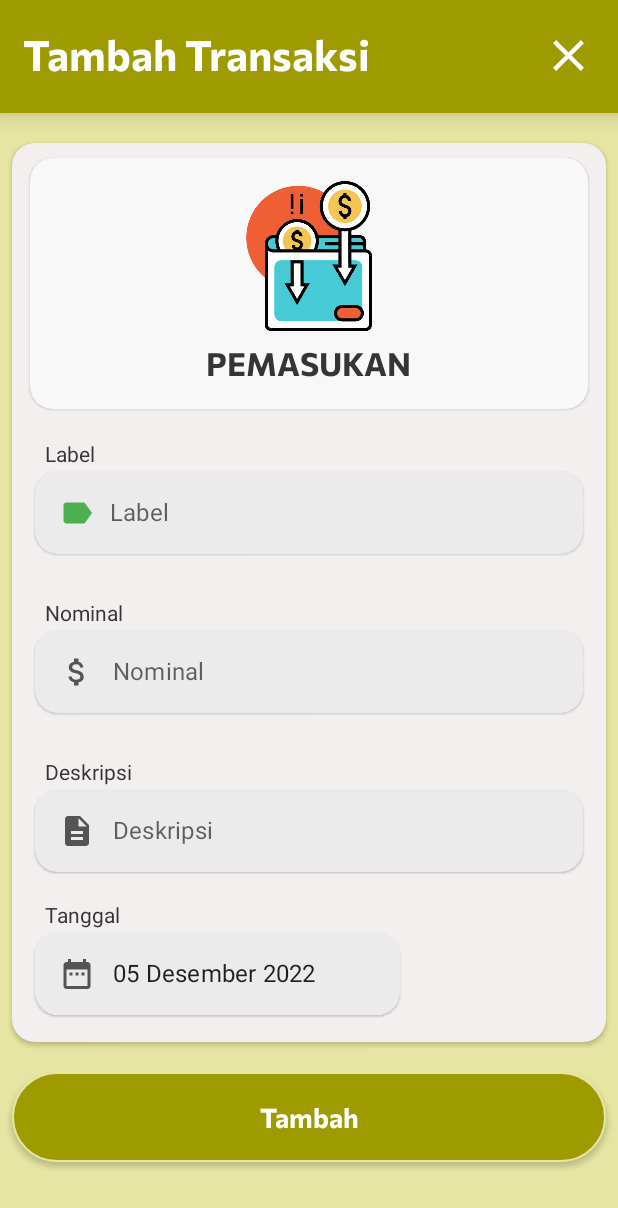
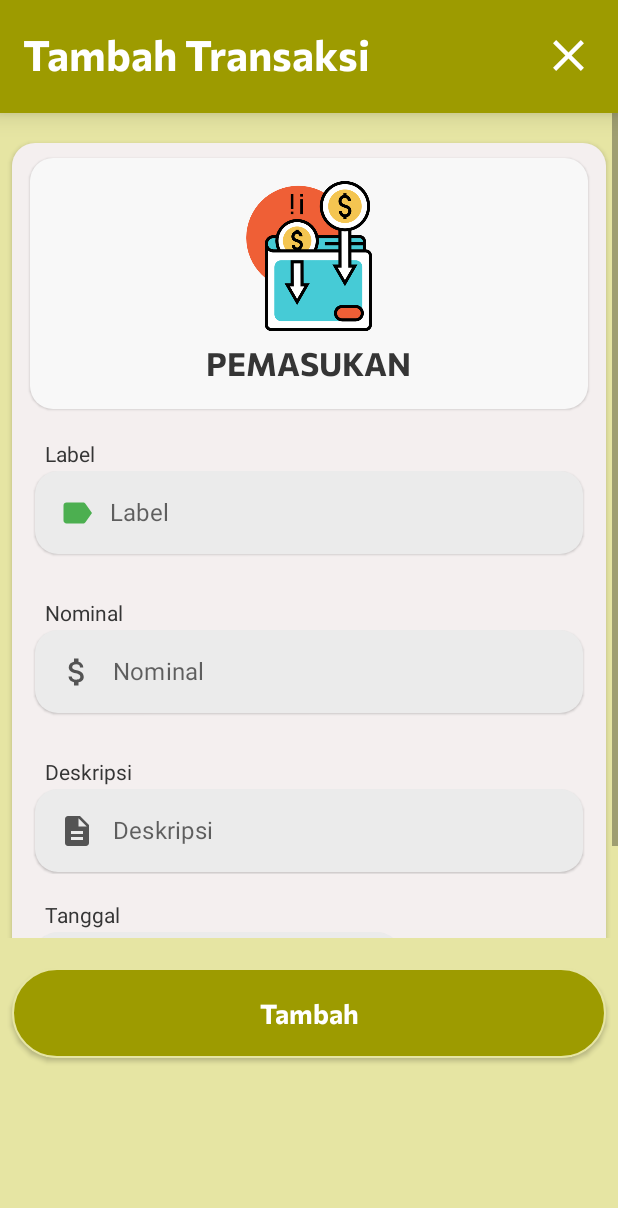
Before and after one commit to Genzo0/UangQu, an Android app: the fragment IncomeFragment shown on its own in the app's theme, on a phone screen of 412 x 824 dp. Shown: the top 1208 px of the screen. Run offline under Robolectric (Android 15) with nearby library versions, the phone set to English and light mode, and no system bars; our stand-ins replace Room's generated code; Roboto replaces fonts that are not available here.

Commit message:
add scroll view

```diff
--- a/app/src/main/res/layout/fragment_income.xml
+++ b/app/src/main/res/layout/fragment_income.xml
@@ -44,11 +44,21 @@
             android:backgroundTint="@color/white" />
     </LinearLayout>
 
+    <ScrollView
+        android:id="@+id/scrollView"
+        android:layout_width="match_parent"
+        android:layout_height="550dp"
+        android:layout_below="@id/close_desc_layout">
+
+        <LinearLayout
+            android:layout_width="match_parent"
+            android:layout_height="wrap_content"
+            android:orientation="vertical">
+
             <LinearLayout
                 android:id="@+id/linearLayout"
                 android:layout_width="match_parent"
                 android:layout_height="wrap_content"
-        android:layout_below="@id/close_desc_layout"
                 android:layout_marginHorizontal="8dp"
                 android:layout_marginTop="20dp"
 
@@ -89,17 +99,16 @@
                 <LinearLayout
                     android:layout_width="match_parent"
                     android:layout_height="wrap_content"
-            android:orientation="vertical"
+                    android:layout_marginHorizontal="12dp"
                     android:layout_marginTop="20dp"
-            android:layout_marginHorizontal="12dp">
+                    android:orientation="vertical">
 
                     <TextView
                         android:layout_width="wrap_content"
                         android:layout_height="wrap_content"
-                android:text="Label"
+                        android:layout_marginStart="10dp"
                         android:fontFamily="@font/ubuntu_medium"
-                android:layout_marginStart="10dp"
-                />
+                        android:text="Label" />
 
                     <com.google.android.material.textfield.TextInputLayout
                         android:id="@+id/labelLayout"
@@ -109,27 +118,27 @@
                         android:clipChildren="false"
                         android:elevation="1dp"
 
-                app:hintEnabled="false"
                         android:padding="2dp"
                         app:boxStrokeWidth="0dp"
+                        app:boxStrokeWidthFocused="0dp"
 
-                app:boxStrokeWidthFocused="0dp"
-                app:errorEnabled="true">
+                        app:errorEnabled="true"
+                        app:hintEnabled="false">
 
                         <com.google.android.material.textfield.TextInputEditText
                             android:id="@+id/labelInput"
 
-                    android:layout_margin="1dp"
                             android:layout_width="match_parent"
                             android:layout_height="55dp"
+                            android:layout_margin="1dp"
                             android:background="@drawable/background_detail"
                             android:drawableStart="@drawable/label_selector"
                             android:drawablePadding="10dp"
+                            android:elevation="1dp"
                             android:fontFamily="@font/ubuntu"
                             android:hint="Label"
                             android:inputType="text"
-                    android:maxLines="1"
-                    android:elevation="1dp"/>
+                            android:maxLines="1" />
                     </com.google.android.material.textfield.TextInputLayout>
                 </LinearLayout>
 
@@ -137,16 +146,16 @@
                 <LinearLayout
                     android:layout_width="match_parent"
                     android:layout_height="wrap_content"
-            android:orientation="vertical"
                     android:layout_marginHorizontal="12dp"
-            android:layout_marginTop="5dp">
+                    android:layout_marginTop="5dp"
+                    android:orientation="vertical">
 
                     <TextView
                         android:layout_width="wrap_content"
                         android:layout_height="wrap_content"
-                android:text="Nominal"
+                        android:layout_marginStart="10dp"
                         android:fontFamily="@font/ubuntu_medium"
-                android:layout_marginStart="10dp"/>
+                        android:text="Nominal" />
 
                     <com.google.android.material.textfield.TextInputLayout
                         android:id="@+id/amountLayout"
@@ -156,43 +165,42 @@
 
                         android:clipChildren="false"
 
-                app:hintEnabled="false"
                         android:padding="2dp"
+                        app:boxStrokeWidth="0dp"
 
-                app:boxStrokeWidth="0dp"
                         app:boxStrokeWidthFocused="0dp"
-                app:errorEnabled="true">
+                        app:errorEnabled="true"
+                        app:hintEnabled="false">
 
                         <com.google.android.material.textfield.TextInputEditText
                             android:id="@+id/amountInput"
-                    android:layout_margin="1dp"
-                    android:hint="Nominal"
                             android:layout_width="match_parent"
                             android:layout_height="55dp"
+                            android:layout_margin="1dp"
+                            android:background="@drawable/background_detail"
                             android:drawableStart="@drawable/money_selector"
                             android:drawablePadding="12dp"
+                            android:elevation="1dp"
                             android:fontFamily="@font/ubuntu"
+                            android:hint="Nominal"
                             android:inputType="numberDecimal|numberSigned"
-                    android:background="@drawable/background_detail"
-                    android:maxLines="1"
-                    android:elevation="1dp"/>
+                            android:maxLines="1" />
                     </com.google.android.material.textfield.TextInputLayout>
                 </LinearLayout>
 
                 <LinearLayout
                     android:layout_width="match_parent"
                     android:layout_height="wrap_content"
-            android:orientation="vertical"
                     android:layout_marginHorizontal="12dp"
-            android:layout_marginTop="5dp">
+                    android:layout_marginTop="5dp"
+                    android:orientation="vertical">
 
                     <TextView
                         android:layout_width="wrap_content"
                         android:layout_height="wrap_content"
-                android:text="Deskripsi"
                         android:layout_marginStart="10dp"
                         android:fontFamily="@font/ubuntu_medium"
-                />
+                        android:text="Deskripsi" />
 
                     <com.google.android.material.textfield.TextInputLayout
                         android:id="@+id/descriptionLayout"
@@ -202,43 +210,42 @@
 
                         android:clipChildren="false"
 
-                app:hintEnabled="false"
                         android:padding="2dp"
+                        app:boxStrokeWidth="0dp"
 
-                app:boxStrokeWidth="0dp"
-                app:boxStrokeWidthFocused="0dp">
+                        app:boxStrokeWidthFocused="0dp"
+                        app:hintEnabled="false">
 
                         <com.google.android.material.textfield.TextInputEditText
                             android:id="@+id/descriptionInput"
                             android:layout_width="match_parent"
                             android:layout_height="55dp"
-                    android:hint="Deskripsi"
+                            android:layout_margin="1dp"
                             android:background="@drawable/background_detail"
                             android:drawableStart="@drawable/description_selector"
                             android:drawablePadding="12dp"
-                    android:layout_margin="1dp"
+                            android:elevation="1dp"
                             android:fontFamily="@font/ubuntu"
+                            android:hint="Deskripsi"
                             android:inputType="text"
-                    android:maxLines="1"
-                    android:elevation="1dp"/>
+                            android:maxLines="1" />
                     </com.google.android.material.textfield.TextInputLayout>
                 </LinearLayout>
 
                 <LinearLayout
                     android:layout_width="match_parent"
                     android:layout_height="wrap_content"
-            android:orientation="vertical"
                     android:layout_marginHorizontal="12dp"
                     android:layout_marginTop="15dp"
-            android:layout_marginBottom="15dp">
+                    android:layout_marginBottom="15dp"
+                    android:orientation="vertical">
 
                     <TextView
                         android:layout_width="wrap_content"
                         android:layout_height="wrap_content"
-                android:text="Tanggal"
                         android:layout_marginStart="10dp"
                         android:fontFamily="@font/ubuntu_medium"
-                />
+                        android:text="Tanggal" />
 
                     <com.google.android.material.textfield.TextInputLayout
                         android:id="@+id/dateLayout"
@@ -249,38 +256,39 @@
                         android:clipChildren="false"
                         android:clipToPadding="false"
 
-                app:hintEnabled="false"
                         android:padding="2dp"
+                        app:boxStrokeWidth="0dp"
 
-                app:boxStrokeWidth="0dp"
-                app:boxStrokeWidthFocused="0dp">
+                        app:boxStrokeWidthFocused="0dp"
+                        app:hintEnabled="false">
 
                         <com.google.android.material.textfield.TextInputEditText
                             android:id="@+id/dateInput"
                             android:layout_width="match_parent"
-                    android:hint="Tanggal"
+                            android:layout_height="55dp"
                             android:layout_margin="1dp"
-                    android:layout_height="55dp"
                             android:background="@drawable/background_detail"
                             android:drawableStart="@drawable/ic_date"
                             android:drawablePadding="12dp"
+                            android:elevation="1dp"
                             android:focusable="false"
                             android:fontFamily="@font/ubuntu"
+                            android:hint="Tanggal"
                             android:inputType="text"
-                    android:maxLines="1"
-                    android:elevation="1dp"/>
+                            android:maxLines="1" />
                     </com.google.android.material.textfield.TextInputLayout>
                 </LinearLayout>
 
 
-
             </LinearLayout>
+        </LinearLayout>
+    </ScrollView>
 
     <androidx.appcompat.widget.AppCompatButton
         android:id="@+id/addTransactionButton"
         android:layout_width="match_parent"
         android:layout_height="60dp"
-        android:layout_below="@id/linearLayout"
+        android:layout_below="@id/scrollView"
         android:layout_marginHorizontal="8dp"
         android:layout_marginTop="20dp"
         android:background="@drawable/background_btn"
--- a/app/src/main/res/layout/fragment_outcome.xml
+++ b/app/src/main/res/layout/fragment_outcome.xml
@@ -42,12 +42,21 @@
             android:backgroundTint="@color/white" />
     </LinearLayout>
 
+    <ScrollView
+        android:id="@+id/scrollViewOutcome"
+        android:layout_width="match_parent"
+        android:layout_height="550dp"
+        android:layout_below="@id/close_desc_layout">
+
+        <LinearLayout
+            android:layout_width="match_parent"
+            android:layout_height="wrap_content"
+            android:orientation="vertical">
 
             <LinearLayout
                 android:id="@+id/linearLayout"
                 android:layout_width="match_parent"
                 android:layout_height="wrap_content"
-        android:layout_below="@id/close_desc_layout"
                 android:layout_marginHorizontal="8dp"
                 android:layout_marginTop="20dp"
 
@@ -139,8 +148,8 @@
                     android:layout_width="match_parent"
                     android:layout_height="wrap_content"
                     android:layout_marginHorizontal="12dp"
-            android:orientation="vertical"
-            android:layout_marginTop="5dp">
+                    android:layout_marginTop="5dp"
+                    android:orientation="vertical">
 
                     <TextView
                         android:layout_width="wrap_content"
@@ -184,8 +193,8 @@
                     android:layout_width="match_parent"
                     android:layout_height="wrap_content"
                     android:layout_marginHorizontal="12dp"
-            android:orientation="vertical"
-            android:layout_marginTop="5dp">
+                    android:layout_marginTop="5dp"
+                    android:orientation="vertical">
 
                     <TextView
                         android:layout_width="wrap_content"
@@ -230,8 +239,8 @@
                     android:layout_width="match_parent"
                     android:layout_height="wrap_content"
                     android:layout_marginHorizontal="12dp"
+                    android:layout_marginTop="15dp"
                     android:layout_marginBottom="15dp"
-            android:layout_marginTop="15dp"
                     android:clipChildren="false"
                     android:clipToPadding="false"
                     android:orientation="vertical">
@@ -278,12 +287,15 @@
                 </LinearLayout>
 
             </LinearLayout>
+        </LinearLayout>
+    </ScrollView>
+
 
     <androidx.appcompat.widget.AppCompatButton
         android:id="@+id/addTransactionButton"
         android:layout_width="match_parent"
         android:layout_height="60dp"
-        android:layout_below="@id/linearLayout"
+        android:layout_below="@id/scrollViewOutcome"
         android:layout_marginHorizontal="8dp"
         android:layout_marginTop="20dp"
         android:background="@drawable/background_btn"
--- a/app/src/main/res/values/themes.xml
+++ b/app/src/main/res/values/themes.xml
@@ -3,7 +3,7 @@
     <style name="Theme.ContohTugasAkhir" parent="Theme.MaterialComponents.Light.NoActionBar">
         <!-- Primary brand color. -->
         <item name="colorPrimary">@color/cream</item>
-        <item name="colorPrimaryVariant">@color/purple_700</item>
+        <item name="colorPrimaryVariant">#9D9B00</item>
         <item name="colorOnPrimary">@color/white</item>
         <!-- Secondary brand color. -->
         <item name="colorSecondary">@color/teal_200</item>
```
Lines whose indentation alone changed are shown as unchanged.
